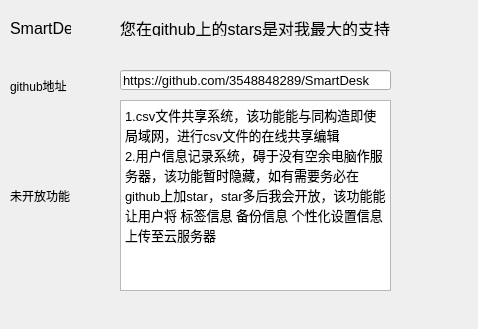
The window that MoreFunction/MoreFunction.ui (3548848289/SmartDesk) describes before a commit, drawn with Qt 5.
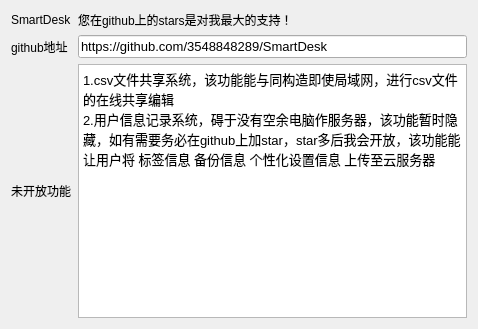
The same window after the commit. Icons and pictures are not drawn.

What changed in the file:
```diff
--- a/MoreFunction/MoreFunction.ui
+++ b/MoreFunction/MoreFunction.ui
@@ -16,28 +16,40 @@
   <property name="windowIcon">
    <iconset theme="QIcon::ThemeIcon::HelpAbout"/>
   </property>
+  <layout class="QGridLayout" name="gridLayout">
+   <item row="0" column="0">
+    <widget class="QLabel" name="label_4">
+     <property name="font">
+      <font>
+       <pointsize>9</pointsize>
+      </font>
+     </property>
+     <property name="text">
+      <string>SmartDesk</string>
+     </property>
+    </widget>
+   </item>
+   <item row="0" column="1">
+    <widget class="QLabel" name="label_5">
+     <property name="font">
+      <font>
+       <pointsize>9</pointsize>
+      </font>
+     </property>
+     <property name="text">
+      <string>您在github上的stars是对我最大的支持！</string>
+     </property>
+    </widget>
+   </item>
+   <item row="1" column="0">
   <widget class="QLabel" name="label">
-   <property name="geometry">
-    <rect>
-     <x>10</x>
-     <y>70</y>
-     <width>61</width>
-     <height>31</height>
-    </rect>
-   </property>
    <property name="text">
     <string>github地址</string>
    </property>
   </widget>
+   </item>
+   <item row="1" column="1">
   <widget class="QLineEdit" name="lineEdit">
-   <property name="geometry">
-    <rect>
-     <x>120</x>
-     <y>70</y>
-     <width>271</width>
-     <height>20</height>
-    </rect>
-   </property>
    <property name="font">
     <font>
      <pointsize>10</pointsize>
@@ -47,28 +59,16 @@
     <string>https://github.com/3548848289/SmartDesk</string>
    </property>
   </widget>
+   </item>
+   <item row="2" column="0">
   <widget class="QLabel" name="label_2">
-   <property name="geometry">
-    <rect>
-     <x>10</x>
-     <y>120</y>
-     <width>71</width>
-     <height>151</height>
-    </rect>
-   </property>
    <property name="text">
     <string>未开放功能</string>
    </property>
   </widget>
+   </item>
+   <item row="2" column="1">
   <widget class="QTextEdit" name="textEdit">
-   <property name="geometry">
-    <rect>
-     <x>120</x>
-     <y>100</y>
-     <width>271</width>
-     <height>191</height>
-    </rect>
-   </property>
    <property name="html">
     <string>&lt;!DOCTYPE HTML PUBLIC &quot;-//W3C//DTD HTML 4.0//EN&quot; &quot;http://www.w3.org/TR/REC-html40/strict.dtd&quot;&gt;
 &lt;html&gt;&lt;head&gt;&lt;meta name=&quot;qrichtext&quot; content=&quot;1&quot; /&gt;&lt;meta charset=&quot;utf-8&quot; /&gt;&lt;style type=&quot;text/css&quot;&gt;
@@ -81,42 +81,8 @@
 &lt;p style=&quot; margin-top:0px; margin-bottom:0px; margin-left:0px; margin-right:0px; -qt-block-indent:0; text-indent:0px;&quot;&gt;&lt;span style=&quot; font-size:10pt;&quot;&gt;2.用户信息记录系统，碍于没有空余电脑作服务器，该功能暂时隐藏，如有需要务必在github上加star，star多后我会开放，该功能能让用户将 标签信息 备份信息 个性化设置信息 上传至云服务器&lt;/span&gt;&lt;/p&gt;&lt;/body&gt;&lt;/html&gt;</string>
    </property>
   </widget>
-  <widget class="QLabel" name="label_4">
-   <property name="geometry">
-    <rect>
-     <x>10</x>
-     <y>20</y>
-     <width>61</width>
-     <height>16</height>
-    </rect>
-   </property>
-   <property name="font">
-    <font>
-     <pointsize>12</pointsize>
-    </font>
-   </property>
-   <property name="text">
-    <string>SmartDesk</string>
-   </property>
-  </widget>
-  <widget class="QLabel" name="label_5">
-   <property name="geometry">
-    <rect>
-     <x>120</x>
-     <y>20</y>
-     <width>271</width>
-     <height>16</height>
-    </rect>
-   </property>
-   <property name="font">
-    <font>
-     <pointsize>12</pointsize>
-    </font>
-   </property>
-   <property name="text">
-    <string>您在github上的stars是对我最大的支持！</string>
-   </property>
-  </widget>
+   </item>
+  </layout>
  </widget>
  <resources/>
  <connections/>
```
Lines whose indentation alone changed are shown as unchanged.
